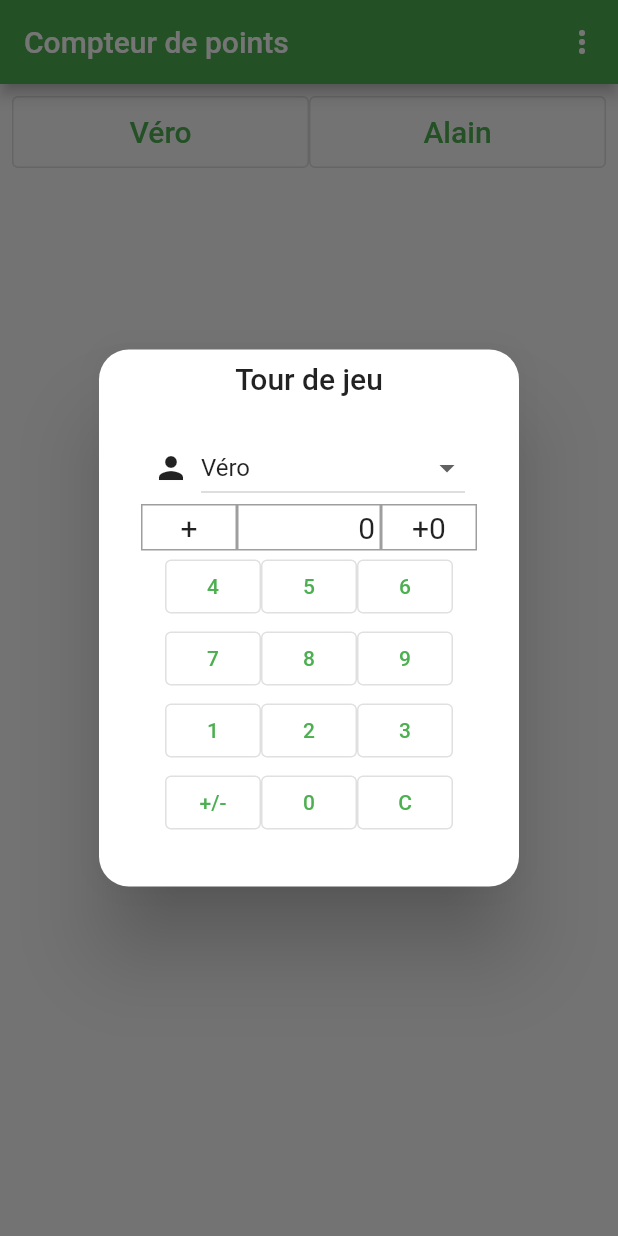
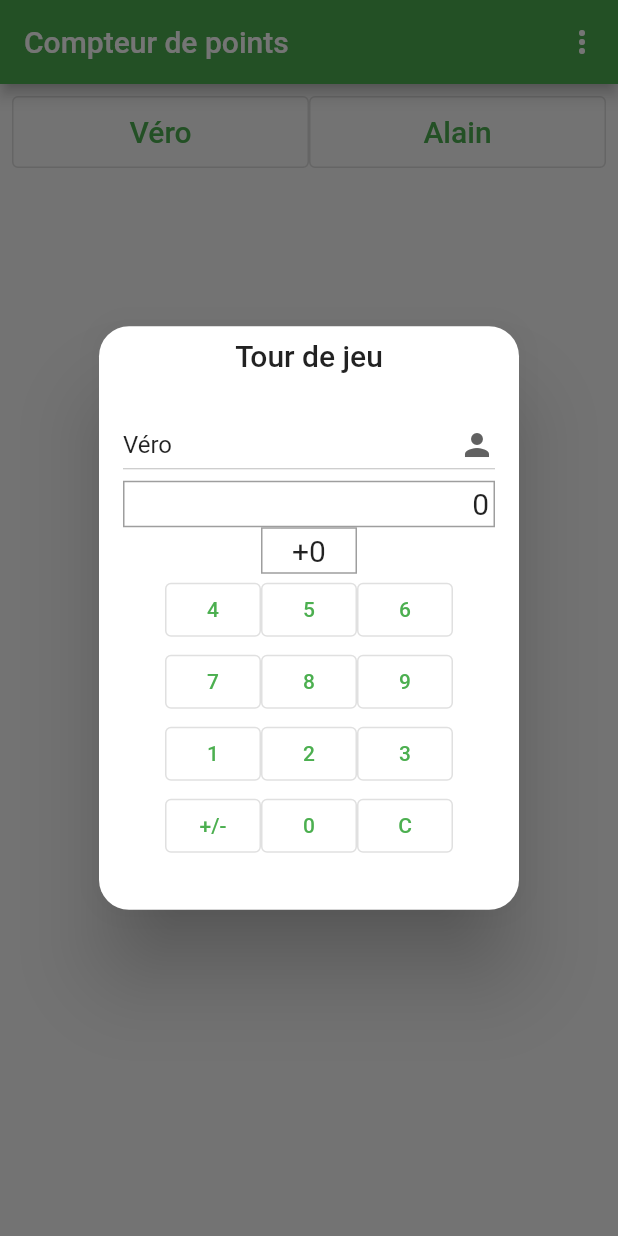
Before and after one commit to abasty/getx_scorer, a Flutter app: the screen it shows after launch, after a tap on "Véro", on a phone screen of 412 x 824 dp. Run offline on Flutter 3.47's test engine with Material 2 defaults, Android fonts, the phone set to English and light mode, and no system bars; our stand-ins replace get, get_storage.

Commit message:
Simplified turn dialog

```diff
--- a/lib/main.dart
+++ b/lib/main.dart
@@ -4,8 +4,6 @@ import 'package:get_storage/get_storage.dart';
 import 'view/game_screen.dart';
 import 'view/new_screen.dart';
 import 'view_model/game.dart';
-
-import 'view/turn_screen.dart';
 
 Future<void> main() async {
   await GetStorage.init('game_app');
--- a/lib/view/turn_screen.dart
+++ b/lib/view/turn_screen.dart
@@ -12,16 +12,10 @@ class TurnDialog extends GameView {
     return Padding(
       padding: const EdgeInsets.all(8.0),
       child: Column(children: [
-        Row(
-          mainAxisAlignment: MainAxisAlignment.center,
-          children: [
-            const Icon(Icons.person),
-            const SizedBox(width: 8),
         GetX<GameController>(
-              builder: (game) => SizedBox(
-                width: 176,
-                child: DropdownButton<String>(
+          builder: (game) => DropdownButton<String>(
             isExpanded: true,
+            icon: const Icon(Icons.person),
             value: game.players[game.playerTurn.value],
             onChanged: (String? newValue) =>
                 game.playerTurn.value = game.players.indexOf(newValue!),
@@ -35,45 +29,16 @@ class TurnDialog extends GameView {
                 .toList(),
           ),
         ),
-            ),
-          ],
-        ),
         GetX<GameController>(builder: (game) {
-          return Row(
-            mainAxisAlignment: MainAxisAlignment.center,
-            children: [
-              GetX<GameController>(builder: (game) {
-                return GestureDetector(
-                  child: Container(
-                    width: 64,
-                    color: game.malus.value ? Colors.red : Colors.white,
+          return SizedBox(
+            width: double.infinity,
             child: Container(
               padding: const EdgeInsets.all(3.0),
-                      decoration:
-                          BoxDecoration(border: Border.all(color: Colors.grey)),
-                      child: Text(
-                        game.malus.value ? '-' : '+',
-                        style: const TextStyle(fontSize: 20.0),
-                        textAlign: TextAlign.center,
+              decoration: BoxDecoration(border: Border.all(color: Colors.grey)),
+              child: _pointText(game),
             ),
-                    ),
-                  ),
-                  onTap: () => game.malus.value = !game.malus.value,
           );
         }),
-              SizedBox(
-                width: 96,
-                child: Container(
-                  padding: const EdgeInsets.all(3.0),
-                  decoration:
-                      BoxDecoration(border: Border.all(color: Colors.grey)),
-                  child: Text(
-                    game.pointsTurn.value != '' ? game.pointsTurn.value : '0',
-                    style: const TextStyle(fontSize: 20.0),
-                    textAlign: TextAlign.end,
-                  ),
-                ),
-              ),
         GetX<GameController>(builder: (game) {
           return GestureDetector(
             child: Container(
@@ -93,11 +58,18 @@ class TurnDialog extends GameView {
             onTap: () => game.bonus.value = !game.bonus.value,
           );
         }),
-            ],
-          );
-        }),
         const DigitKeyboard(),
       ]),
+    );
+  }
+
+  Text _pointText(GameController game) {
+    var str = game.pointsTurn.value != '' ? game.pointsTurn.value : '0';
+    if (str != '0' && game.malus.isTrue) str = '- $str';
+    return Text(
+      str,
+      style: const TextStyle(fontSize: 20.0),
+      textAlign: TextAlign.end,
     );
   }
 }
```
Lines whose indentation alone changed are shown as unchanged.
